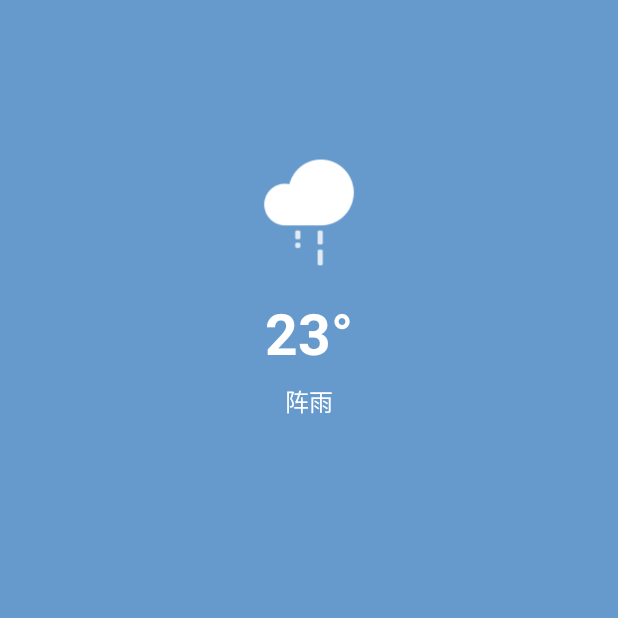
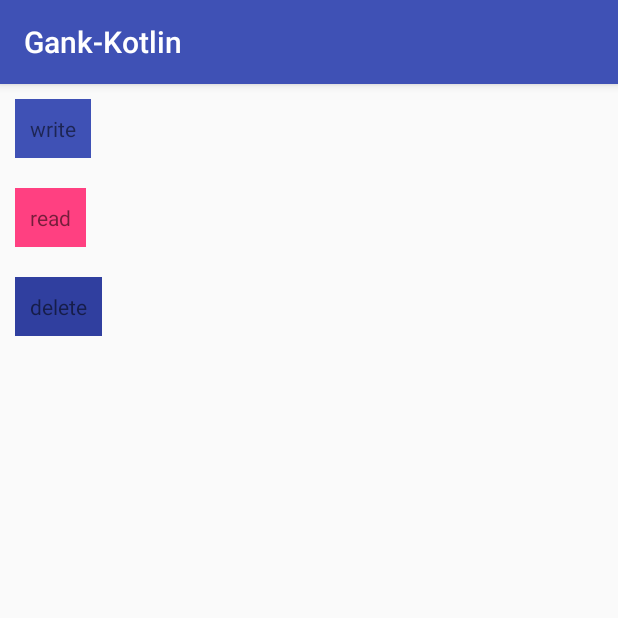
Before and after one commit to ForgetAll/weatherview, an Android app: the screen it shows after launch (MainActivity before the commit, FileTestActivity after it), on a phone screen of 412 x 824 dp, the top half of it. Run offline under Robolectric (Android 15) with nearby library versions, the phone set to English and light mode, and no system bars.

Commit message:
添加local数据存储，待测试

```diff
--- /dev/null
+++ b/app/src/main/java/com/xiasuhuei321/gank_kotlin/FileTestActivity.kt
@@ -0,0 +1,21 @@
+package com.xiasuhuei321.gank_kotlin
+
+import android.os.Bundle
+import android.support.v7.app.AppCompatActivity
+
+/**
+ * Created by Karl on 2017/9/21 0021.
+ * desc:测试用，暂时别删
+ */
+class FileTestActivity : AppCompatActivity(){
+
+    override fun onCreate(savedInstanceState: Bundle?) {
+        super.onCreate(savedInstanceState)
+        setContentView(R.layout.activity_test)
+
+
+    }
+
+
+
+}
--- a/app/src/main/java/com/xiasuhuei321/gank_kotlin/MainActivity.kt
+++ b/app/src/main/java/com/xiasuhuei321/gank_kotlin/MainActivity.kt
@@ -26,20 +26,6 @@ class MainActivity : AppCompatActivity() {
 
     }
 
-    override fun onResume() {
-        super.onResume()
-        DataSourceImpl
-                .getData(PostType.ANDROID)
-                .subscribe(
-                        {
-                            list->Log.e("RPG","list ---> " + list)
-                        },
-                        {
-                            e->e.printStackTrace()
-                        }
-                )
-    }
-
     override fun onDestroy() {
         super.onDestroy()
         weatherWv.onDestroy()
--- a/app/src/main/java/com/xiasuhuei321/gank_kotlin/datasource/DataSourceImpl.kt
+++ b/app/src/main/java/com/xiasuhuei321/gank_kotlin/datasource/DataSourceImpl.kt
@@ -19,7 +19,7 @@ object DataSourceImpl : DataSource {
 
     private val remote: RemoteDataSource
 
-    private val local: LocalDataSource
+    private val local: LocalDataSource<GankData>
 
     init {
         remote = RemoteDataSourceImpl()
@@ -71,13 +71,13 @@ object DataSourceImpl : DataSource {
      * 优先从本地获取数据
      */
     private fun getLocalData(type: String): Observable<List<GankData>> {
-        return local.getLocalData(type)
+        return Observable.just(local.getLocalData(type))
     }
 
     /**
      * 刷新本地序列化存储数据
      */
-    private fun <T> refreshLocalData(type: String, list: Collection<T>) {
+    private fun refreshLocalData(type: String, list: List<GankData>) {
         local.refreshLocalData(type,list)
     }
 
--- a/app/src/main/java/com/xiasuhuei321/gank_kotlin/datasource/bean/Code.kt
+++ b/app/src/main/java/com/xiasuhuei321/gank_kotlin/datasource/bean/Code.kt
@@ -81,5 +81,7 @@ object CacheValues{
 
     val SP_CONFIG_NAME = "GankKotlin"
 
-    val FILE_NAME = "GankFile"
+    val DEFAULT_FILE_NAME = "GankFile"
+
+    val DEFAULT_FILE_COUNT = "GankFileCount"//统计本地存储的文件
 }
--- a/app/src/main/java/com/xiasuhuei321/gank_kotlin/datasource/local/LocalDataSource.kt
+++ b/app/src/main/java/com/xiasuhuei321/gank_kotlin/datasource/local/LocalDataSource.kt
@@ -8,12 +8,12 @@ import io.reactivex.Observable
  * Created by coderfan on 2017/8/11.
  * desc:
  */
-interface LocalDataSource {
+interface LocalDataSource<T> {
 
     //本地缓存
-    fun getLocalData(type: String): Observable<List<GankData>>
+    fun getLocalData(type: String): List<T>
 
-    fun <T> refreshLocalData(type: String,list: Collection<T>)
+    fun refreshLocalData(type: String,list: List<T>)
 
     fun clearLocalData(type: String)
 
--- a/app/src/main/res/layout/activity_main.xml
+++ b/app/src/main/res/layout/activity_main.xml
@@ -4,6 +4,8 @@
     android:layout_width="match_parent"
     android:layout_height="match_parent"
     tools:context="com.xiasuhuei321.gank_kotlin.MainActivity">
+
+
 
 
     <com.xiasuhuei321.gank_kotlin.customview.weather.WeatherView
--- /dev/null
+++ b/app/src/main/res/layout/activity_test.xml
@@ -0,0 +1,39 @@
+<?xml version="1.0" encoding="utf-8"?>
+<LinearLayout xmlns:android="http://schemas.android.com/apk/res/android"
+    android:layout_width="match_parent"
+    android:layout_height="match_parent"
+    android:orientation="vertical">
+
+    <TextView
+        android:id="@+id/tv_write"
+        android:layout_width="wrap_content"
+        android:layout_height="wrap_content"
+        android:layout_margin="10dp"
+        android:padding="10dp"
+        android:background="@color/colorPrimary"
+        android:text="write"/>
+    <TextView
+        android:id="@+id/tv_read"
+        android:layout_width="wrap_content"
+        android:layout_height="wrap_content"
+        android:background="@color/colorAccent"
+        android:layout_margin="10dp"
+        android:padding="10dp"
+        android:text="read"/>
+
+    <TextView
+        android:id="@+id/tv_delete"
+        android:layout_width="wrap_content"
+        android:layout_height="wrap_content"
+        android:background="@color/colorPrimaryDark"
+        android:layout_margin="10dp"
+        android:padding="10dp"
+        android:text="delete"/>
+
+    <TextView
+        android:id="@+id/tv_result"
+        android:layout_width="match_parent"
+        android:layout_height="wrap_content"
+        android:layout_margin="20dp"/>
+
+</LinearLayout>
```
Also changed, not shown: app/src/main/AndroidManifest.xml (+7 -0 lines), app/src/main/java/com/xiasuhuei321/gank_kotlin/datasource/local/LocalDataSourceImpl.kt (+17 -7 lines), app/src/main/java/com/xiasuhuei321/gank_kotlin/extension/FileExtension.kt (+103 -7 lines).
